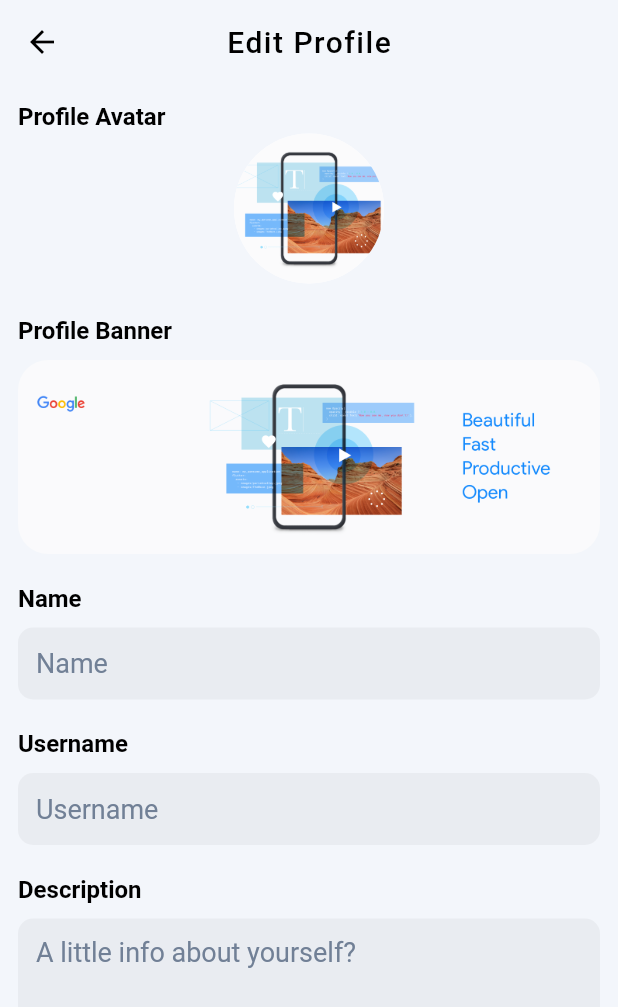
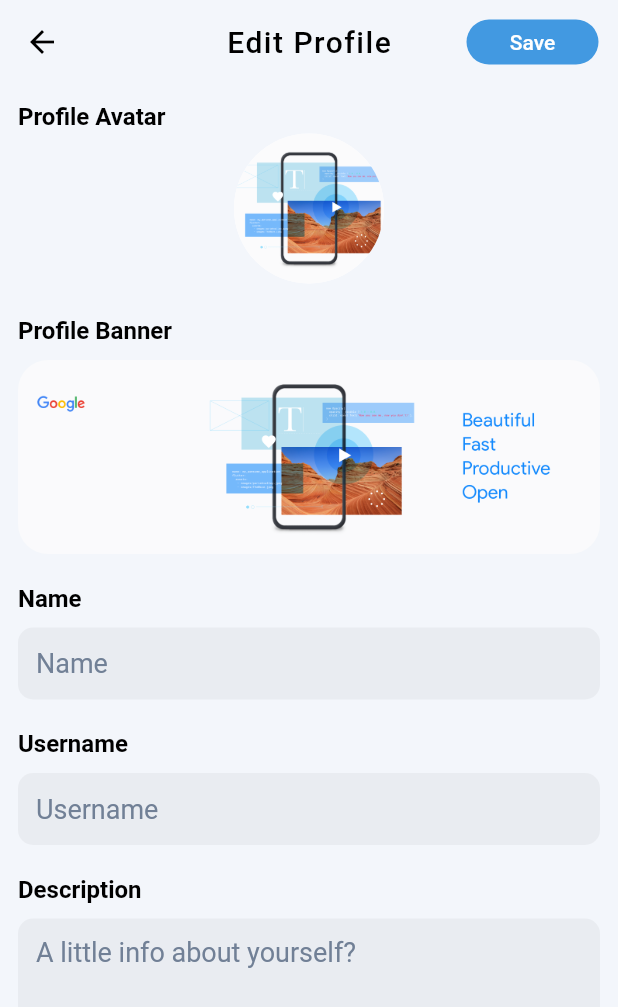
Before and after one commit to TunNandaAung/tweety-mobile, a Flutter app: the EditProfileScreen screen opened by its route, on a phone screen of 412 x 824 dp. Shown: the top 1007 px of the screen. Run offline on Flutter 3.47's test engine with Material 2 defaults, Android fonts, the phone set to English and light mode, and no system bars; our stand-ins replace bloc, equatable, flutter_bloc, image_cropper, image_picker, photo_view and 3 more; accounts and stored records are empty; generated files the repository leaves out were written again.

Commit message:
Tweak edit profile screen

```diff
--- a/lib/screens/edit_profile_screen.dart
+++ b/lib/screens/edit_profile_screen.dart
@@ -12,10 +12,15 @@ class EditProfileScreen extends StatefulWidget {
 }
 
 class _EditProfileScreenState extends State<EditProfileScreen> {
+  final GlobalKey<FormState> _formKey = GlobalKey<FormState>();
   bool _autovalidate = false;
   File _avatar;
   File _banner;
   bool _imageInProcess = false;
+
+  String _name;
+  String _username;
+  String _description;
 
   Future _getImage(ImageSource source, bool isAvatar) async {
     final picker = ImagePicker();
@@ -147,10 +152,36 @@ class _EditProfileScreenState extends State<EditProfileScreen> {
           style: TextStyle(letterSpacing: 1.0, color: Colors.black),
         ),
         centerTitle: true,
+        actions: <Widget>[
+          Padding(
+            padding: const EdgeInsets.all(13.0),
+            child: FlatButton(
+              // onPressed: isButtonEnabled() ? _onFormSubmitted : null,
+              onPressed: _onFormSubmitted,
+              color: Theme.of(context).primaryColor,
+              disabledColor: Colors.grey,
+              shape: RoundedRectangleBorder(
+                borderRadius: BorderRadius.circular(30.0),
+              ),
+              child: Text(
+                'Save',
+                style: Theme.of(context).textTheme.button.copyWith(
+                      color: Colors.white,
+                    ),
+              ),
+            ),
+          )
+        ],
       ),
       body: Padding(
         padding: EdgeInsets.all(12.0),
         child: ListView(
+          children: <Widget>[
+            Form(
+              key: _formKey,
+              autovalidate: _autovalidate,
+              child: Column(
+                crossAxisAlignment: CrossAxisAlignment.start,
                 children: <Widget>[
                   Text(
                     'Profile Avatar',
@@ -166,7 +197,8 @@ class _EditProfileScreenState extends State<EditProfileScreen> {
                           radius: 50.0,
                           backgroundColor: Theme.of(context).cardColor,
                           backgroundImage: _avatar == null
-                        ? AssetImage('assets/images/twitter_flutter_bg.png')
+                              ? AssetImage(
+                                  'assets/images/twitter_flutter_bg.png')
                               : FileImage(_avatar),
                         ),
                       ),
@@ -197,8 +229,8 @@ class _EditProfileScreenState extends State<EditProfileScreen> {
                   ),
                   SizedBox(height: 10.0),
                   TextFormField(
-              style:
-                  TextStyle(color: Colors.black, fontWeight: FontWeight.w500),
+                    style: TextStyle(
+                        color: Colors.black, fontWeight: FontWeight.w500),
                     decoration: InputDecoration(
                       filled: true,
                       focusColor: Colors.white,
@@ -209,14 +241,14 @@ class _EditProfileScreenState extends State<EditProfileScreen> {
                       errorBorder: OutlineInputBorder(
                         borderRadius: BorderRadius.circular(10.0),
                         borderSide: BorderSide(
-                    width: 3.0,
+                          width: 2.0,
                           color: Colors.red,
                         ),
                       ),
                       focusedBorder: OutlineInputBorder(
                         borderRadius: BorderRadius.circular(10.0),
                         borderSide: BorderSide(
-                    width: 3.0,
+                          width: 2.0,
                           color: Theme.of(context).primaryColor,
                         ),
                       ),
@@ -225,14 +257,10 @@ class _EditProfileScreenState extends State<EditProfileScreen> {
                         fontWeight: FontWeight.w400,
                       ),
                     ),
-              autovalidate: true,
-              autocorrect: false,
-              // validator: (_) {
-              //   if (!state.isEmailValid) {
-              //     return ('Invalid Email');
-              //   }
-              //   return null;
-              // },
+                    validator: (val) {
+                      return val.trim().isEmpty ? 'Name cannot be empty' : null;
+                    },
+                    onSaved: (value) => _name = value,
                   ),
                   SizedBox(height: 20.0),
                   Text(
@@ -241,8 +269,8 @@ class _EditProfileScreenState extends State<EditProfileScreen> {
                   ),
                   SizedBox(height: 10.0),
                   TextFormField(
-              style:
-                  TextStyle(color: Colors.black, fontWeight: FontWeight.w500),
+                    style: TextStyle(
+                        color: Colors.black, fontWeight: FontWeight.w500),
                     decoration: InputDecoration(
                       filled: true,
                       focusColor: Colors.white,
@@ -253,14 +281,14 @@ class _EditProfileScreenState extends State<EditProfileScreen> {
                       errorBorder: OutlineInputBorder(
                         borderRadius: BorderRadius.circular(10.0),
                         borderSide: BorderSide(
-                    width: 3.0,
+                          width: 2.0,
                           color: Colors.red,
                         ),
                       ),
                       focusedBorder: OutlineInputBorder(
                         borderRadius: BorderRadius.circular(10.0),
                         borderSide: BorderSide(
-                    width: 3.0,
+                          width: 2.0,
                           color: Theme.of(context).primaryColor,
                         ),
                       ),
@@ -269,14 +297,12 @@ class _EditProfileScreenState extends State<EditProfileScreen> {
                         fontWeight: FontWeight.w400,
                       ),
                     ),
-              autovalidate: true,
-              autocorrect: false,
-              // validator: (_) {
-              //   if (!state.isEmailValid) {
-              //     return ('Invalid Email');
-              //   }
-              //   return null;
-              // },
+                    validator: (val) {
+                      return val.trim().isEmpty
+                          ? 'Username cannot be empty'
+                          : null;
+                    },
+                    onSaved: (value) => _username = value,
                   ),
                   SizedBox(height: 20.0),
                   Text(
@@ -286,8 +312,8 @@ class _EditProfileScreenState extends State<EditProfileScreen> {
                   SizedBox(height: 10.0),
                   TextFormField(
                     maxLines: 5,
-              style:
-                  TextStyle(color: Colors.black, fontWeight: FontWeight.w500),
+                    style: TextStyle(
+                        color: Colors.black, fontWeight: FontWeight.w500),
                     decoration: InputDecoration(
                       filled: true,
                       focusColor: Colors.white,
@@ -298,14 +324,14 @@ class _EditProfileScreenState extends State<EditProfileScreen> {
                       errorBorder: OutlineInputBorder(
                         borderRadius: BorderRadius.circular(10.0),
                         borderSide: BorderSide(
-                    width: 3.0,
+                          width: 2.0,
                           color: Colors.red,
                         ),
                       ),
                       focusedBorder: OutlineInputBorder(
                         borderRadius: BorderRadius.circular(10.0),
                         borderSide: BorderSide(
-                    width: 3.0,
+                          width: 2.0,
                           color: Theme.of(context).primaryColor,
                         ),
                       ),
@@ -314,18 +340,33 @@ class _EditProfileScreenState extends State<EditProfileScreen> {
                         fontWeight: FontWeight.w400,
                       ),
                     ),
-              autovalidate: true,
-              autocorrect: false,
-              // validator: (_) {
-              //   if (!state.isEmailValid) {
-              //     return ('Invalid Email');
-              //   }
-              //   return null;
-              // },
+                    onSaved: (value) => _description = value,
                   ),
+                ],
+              ),
+            )
           ],
         ),
       ),
     );
   }
+
+  void _onFormSubmitted() {
+    if (_formKey.currentState.validate()) {
+      _formKey.currentState.save();
+      print("CALLED");
+      // BlocProvider.of<ProfileBloc>(context).add(
+      //   UpdateProfileInfo(
+      //     name: _name,
+      //     shopAddress: _address,
+      //     phone: _phone,
+      //     shopName: _shopName,
+      //   ),
+      // );
+    } else {
+      setState(() {
+        _autovalidate = true;
+      });
     }
+  }
+}
```
Lines whose indentation alone changed are shown as unchanged.
